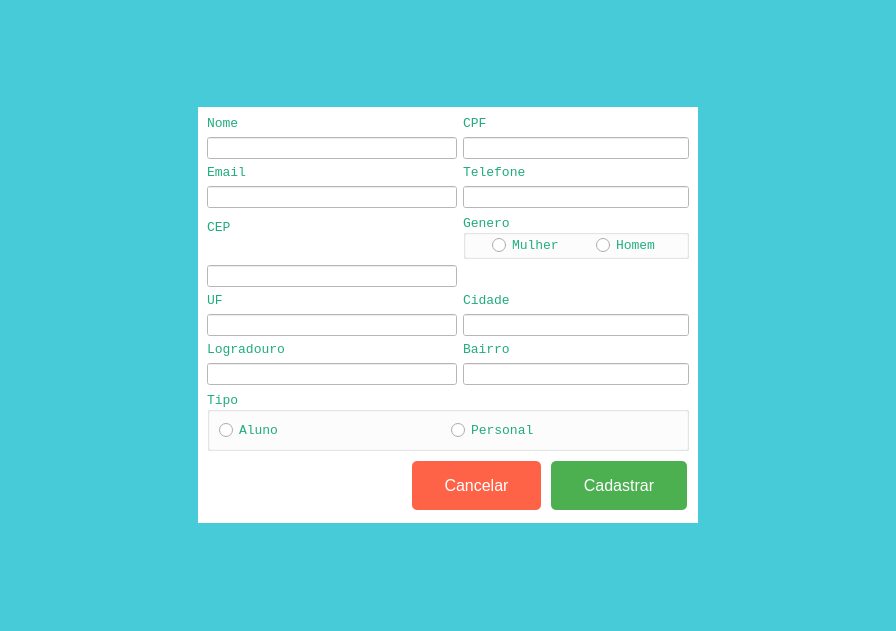
Qt form src/view/dialogcadastro.ui (matheusnalmeida/SistemaDeAcademiaPA) before a commit.
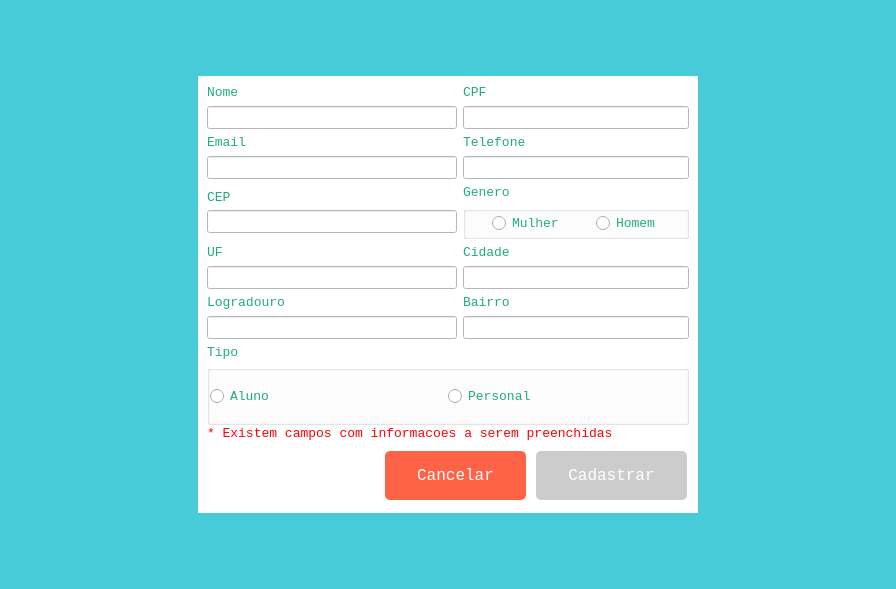
The same form after that commit.

Commit message: Validacao de dados da tela de cadastro e alteracao de layout para verificacao de campos nao preenchidos

Patch:
```diff
--- a/src/view/dialogcadastro.ui
+++ b/src/view/dialogcadastro.ui
@@ -7,7 +7,7 @@
     <x>0</x>
     <y>0</y>
     <width>896</width>
-    <height>631</height>
+    <height>589</height>
    </rect>
   </property>
   <property name="palette">
@@ -452,6 +452,12 @@
     </disabled>
    </palette>
   </property>
+  <property name="font">
+   <font>
+    <family>Consolas</family>
+    <pointsize>10</pointsize>
+   </font>
+  </property>
   <property name="windowTitle">
    <string>Dialog</string>
   </property>
@@ -1582,256 +1588,8 @@
             </property>
            </widget>
           </item>
-          <item row="4" column="0">
-           <widget class="QLabel" name="label_5">
-            <property name="palette">
-             <palette>
-              <active>
-               <colorrole role="WindowText">
-                <brush brushstyle="SolidPattern">
-                 <color alpha="255">
-                  <red>32</red>
-                  <green>171</green>
-                  <blue>125</blue>
-                 </color>
-                </brush>
-               </colorrole>
-              </active>
-              <inactive>
-               <colorrole role="WindowText">
-                <brush brushstyle="SolidPattern">
-                 <color alpha="255">
-                  <red>32</red>
-                  <green>171</green>
-                  <blue>125</blue>
-                 </color>
-                </brush>
-               </colorrole>
-              </inactive>
-              <disabled>
-               <colorrole role="WindowText">
-                <brush brushstyle="SolidPattern">
-                 <color alpha="255">
-                  <red>127</red>
-                  <green>127</green>
-                  <blue>127</blue>
-                 </color>
-                </brush>
-               </colorrole>
-              </disabled>
-             </palette>
-            </property>
-            <property name="font">
-             <font>
-              <family>Consolas</family>
-              <pointsize>10</pointsize>
-             </font>
-            </property>
-            <property name="text">
-             <string>CEP</string>
-            </property>
-            <property name="buddy">
-             <cstring>text_cep</cstring>
-            </property>
-           </widget>
-          </item>
-          <item row="4" column="1">
-           <widget class="QGroupBox" name="groupBox_2">
-            <property name="palette">
-             <palette>
-              <active>
-               <colorrole role="WindowText">
-                <brush brushstyle="SolidPattern">
-                 <color alpha="255">
-                  <red>32</red>
-                  <green>171</green>
-                  <blue>125</blue>
-                 </color>
-                </brush>
-               </colorrole>
-              </active>
-              <inactive>
-               <colorrole role="WindowText">
-                <brush brushstyle="SolidPattern">
-                 <color alpha="255">
-                  <red>32</red>
-                  <green>171</green>
-                  <blue>125</blue>
-                 </color>
-                </brush>
-               </colorrole>
-              </inactive>
-              <disabled>
-               <colorrole role="WindowText">
-                <brush brushstyle="SolidPattern">
-                 <color alpha="255">
-                  <red>35</red>
-                  <green>101</green>
-                  <blue>108</blue>
-                 </color>
-                </brush>
-               </colorrole>
-              </disabled>
-             </palette>
-            </property>
-            <property name="font">
-             <font>
-              <family>Consolas</family>
-              <pointsize>10</pointsize>
-             </font>
-            </property>
-            <property name="title">
-             <string>Genero</string>
-            </property>
-            <property name="alignment">
-             <set>Qt::AlignLeading|Qt::AlignLeft|Qt::AlignVCenter</set>
-            </property>
-            <layout class="QHBoxLayout" name="horizontalLayout_4">
-             <property name="leftMargin">
-              <number>0</number>
-             </property>
-             <property name="topMargin">
-              <number>0</number>
-             </property>
-             <property name="rightMargin">
-              <number>0</number>
-             </property>
-             <property name="bottomMargin">
-              <number>0</number>
-             </property>
-             <item>
-              <widget class="QRadioButton" name="radioButton_Mulher">
-               <property name="sizePolicy">
-                <sizepolicy hsizetype="Fixed" vsizetype="Fixed">
-                 <horstretch>0</horstretch>
-                 <verstretch>0</verstretch>
-                </sizepolicy>
-               </property>
-               <property name="palette">
-                <palette>
-                 <active>
-                  <colorrole role="WindowText">
-                   <brush brushstyle="SolidPattern">
-                    <color alpha="255">
-                     <red>33</red>
-                     <green>175</green>
-                     <blue>128</blue>
-                    </color>
-                   </brush>
-                  </colorrole>
-                 </active>
-                 <inactive>
-                  <colorrole role="WindowText">
-                   <brush brushstyle="SolidPattern">
-                    <color alpha="255">
-                     <red>33</red>
-                     <green>175</green>
-                     <blue>128</blue>
-                    </color>
-                   </brush>
-                  </colorrole>
-                 </inactive>
-                 <disabled>
-                  <colorrole role="WindowText">
-                   <brush brushstyle="SolidPattern">
-                    <color alpha="255">
-                     <red>127</red>
-                     <green>127</green>
-                     <blue>127</blue>
-                    </color>
-                   </brush>
-                  </colorrole>
-                 </disabled>
-                </palette>
-               </property>
-               <property name="font">
-                <font>
-                 <family>Consolas</family>
-                 <pointsize>10</pointsize>
-                </font>
-               </property>
-               <property name="text">
-                <string>Mulher</string>
-               </property>
-              </widget>
-             </item>
-             <item>
-              <widget class="QRadioButton" name="radioButton_Homem">
-               <property name="sizePolicy">
-                <sizepolicy hsizetype="Fixed" vsizetype="Fixed">
-                 <horstretch>0</horstretch>
-                 <verstretch>0</verstretch>
-                </sizepolicy>
-               </property>
-               <property name="palette">
-                <palette>
-                 <active>
-                  <colorrole role="WindowText">
-                   <brush brushstyle="SolidPattern">
-                    <color alpha="255">
-                     <red>33</red>
-                     <green>175</green>
-                     <blue>128</blue>
-                    </color>
-                   </brush>
-                  </colorrole>
-                 </active>
-                 <inactive>
-                  <colorrole role="WindowText">
-                   <brush brushstyle="SolidPattern">
-                    <color alpha="255">
-                     <red>33</red>
-                     <green>175</green>
-                     <blue>128</blue>
-                    </color>
-                   </brush>
-                  </colorrole>
-                 </inactive>
-                 <disabled>
-                  <colorrole role="WindowText">
-                   <brush brushstyle="SolidPattern">
-                    <color alpha="255">
-                     <red>127</red>
-                     <green>127</green>
-                     <blue>127</blue>
-                    </color>
-                   </brush>
-                  </colorrole>
-                 </disabled>
-                </palette>
-               </property>
-               <property name="font">
-                <font>
-                 <family>Consolas</family>
-                 <pointsize>10</pointsize>
-                </font>
-               </property>
-               <property name="text">
-                <string>Homem</string>
-               </property>
-               <property name="checkable">
-                <bool>true</bool>
-               </property>
-              </widget>
-             </item>
-            </layout>
-           </widget>
-          </item>
           <item row="5" column="0">
-           <widget class="QLineEdit" name="text_cep">
-            <property name="minimumSize">
-             <size>
-              <width>250</width>
-              <height>0</height>
-             </size>
-            </property>
-           </widget>
-          </item>
-          <item row="5" column="1">
-           <layout class="QHBoxLayout" name="horizontalLayout"/>
-          </item>
-          <item row="6" column="0">
-           <widget class="QLabel" name="label_9">
+           <widget class="QLabel" name="label_uf">
             <property name="palette">
              <palette>
               <active>
@@ -1880,8 +1638,8 @@
             </property>
            </widget>
           </item>
-          <item row="6" column="1">
-           <widget class="QLabel" name="label_8">
+          <item row="5" column="1">
+           <widget class="QLabel" name="label_cidade">
             <property name="palette">
              <palette>
               <active>
@@ -1930,7 +1688,7 @@
             </property>
            </widget>
           </item>
-          <item row="7" column="0">
+          <item row="6" column="0">
            <widget class="QLineEdit" name="text_UF">
             <property name="enabled">
              <bool>false</bool>
@@ -1943,15 +1701,15 @@
             </property>
            </widget>
           </item>
-          <item row="7" column="1">
+          <item row="6" column="1">
            <widget class="QLineEdit" name="text_Cidade">
             <property name="enabled">
              <bool>false</bool>
             </property>
            </widget>
           </item>
-          <item row="8" column="0">
-           <widget class="QLabel" name="label_10">
+          <item row="7" column="0">
+           <widget class="QLabel" name="label_logradouro">
             <property name="palette">
              <palette>
               <active>
@@ -2000,8 +1758,8 @@
             </property>
            </widget>
           </item>
-          <item row="8" column="1">
-           <widget class="QLabel" name="label_7">
+          <item row="7" column="1">
+           <widget class="QLabel" name="label_bairro">
             <property name="palette">
              <palette>
               <active>
@@ -2050,7 +1808,7 @@
             </property>
            </widget>
           </item>
-          <item row="9" column="0">
+          <item row="8" column="0">
            <widget class="QLineEdit" name="text_Logradouro">
             <property name="enabled">
              <bool>false</bool>
@@ -2063,102 +1821,582 @@
             </property>
            </widget>
           </item>
-          <item row="9" column="1">
+          <item row="8" column="1">
            <widget class="QLineEdit" name="text_Bairro">
             <property name="enabled">
              <bool>false</bool>
             </property>
            </widget>
           </item>
-          <item row="10" column="0" colspan="2">
-           <widget class="QGroupBox" name="groupBox">
-            <property name="minimumSize">
-             <size>
-              <width>0</width>
-              <height>60</height>
-             </size>
+          <item row="4" column="0" colspan="2">
+           <layout class="QHBoxLayout" name="horizontalLayout">
+            <item>
+             <layout class="QVBoxLayout" name="verticalLayout">
+              <property name="spacing">
+               <number>0</number>
+              </property>
+              <item>
+               <widget class="QLabel" name="label_cep">
+                <property name="sizePolicy">
+                 <sizepolicy hsizetype="Fixed" vsizetype="Fixed">
+                  <horstretch>0</horstretch>
+                  <verstretch>0</verstretch>
+                 </sizepolicy>
+                </property>
+                <property name="maximumSize">
+                 <size>
+                  <width>250</width>
+                  <height>16777215</height>
+                 </size>
+                </property>
+                <property name="palette">
+                 <palette>
+                  <active>
+                   <colorrole role="WindowText">
+                    <brush brushstyle="SolidPattern">
+                     <color alpha="255">
+                      <red>32</red>
+                      <green>171</green>
+                      <blue>125</blue>
+                     </color>
+                    </brush>
+                   </colorrole>
+                  </active>
+                  <inactive>
+                   <colorrole role="WindowText">
+                    <brush brushstyle="SolidPattern">
+                     <color alpha="255">
+                      <red>32</red>
+                      <green>171</green>
+                      <blue>125</blue>
+                     </color>
+                    </brush>
+                   </colorrole>
+                  </inactive>
+                  <disabled>
+                   <colorrole role="WindowText">
+                    <brush brushstyle="SolidPattern">
+                     <color alpha="255">
+                      <red>127</red>
+                      <green>127</green>
+                      <blue>127</blue>
+                     </color>
+                    </brush>
+                   </colorrole>
+                  </disabled>
+                 </palette>
+                </property>
+                <property name="font">
+                 <font>
+                  <family>Consolas</family>
+                  <pointsize>10</pointsize>
+                 </font>
+                </property>
+                <property name="text">
+                 <string>CEP</string>
+                </property>
+                <property name="buddy">
+                 <cstring>text_cep</cstring>
+                </property>
+               </widget>
+              </item>
+              <item>
+               <widget class="QLineEdit" name="text_cep">
+                <property name="sizePolicy">
+                 <sizepolicy hsizetype="Fixed" vsizetype="Fixed">
+                  <horstretch>0</horstretch>
+                  <verstretch>0</verstretch>
+                 </sizepolicy>
+                </property>
+                <property name="minimumSize">
+                 <size>
+                  <width>250</width>
+                  <height>0</height>
+                 </size>
+                </property>
+                <property name="maximumSize">
+                 <size>
+                  <width>250</width>
+                  <height>16777215</height>
+                 </size>
+                </property>
+               </widget>
+              </item>
+             </layout>
+            </item>
+            <item>
+             <layout class="QVBoxLayout" name="verticalLayout_2">
+              <item>
+               <widget class="QLabel" name="label_genero">
+                <property name="palette">
+                 <palette>
+                  <active>
+                   <colorrole role="WindowText">
+                    <brush brushstyle="SolidPattern">
+                     <color alpha="255">
+                      <red>33</red>
+                      <green>175</green>
+                      <blue>128</blue>
+                     </color>
+                    </brush>
+                   </colorrole>
+                  </active>
+                  <inactive>
+                   <colorrole role="WindowText">
+                    <brush brushstyle="SolidPattern">
+                     <color alpha="255">
+                      <red>33</red>
+                      <green>175</green>
+                      <blue>128</blue>
+                     </color>
+                    </brush>
+                   </colorrole>
+                  </inactive>
+                  <disabled>
+                   <colorrole role="WindowText">
+                    <brush brushstyle="SolidPattern">
+                     <color alpha="255">
+                      <red>127</red>
+                      <green>127</green>
+                      <blue>127</blue>
+                     </color>
+                    </brush>
+                   </colorrole>
+                  </disabled>
+                 </palette>
+                </property>
+                <property name="font">
+                 <font>
+                  <family>Consolas</family>
+                  <pointsize>10</pointsize>
+                 </font>
+                </property>
+                <property name="text">
+                 <string>Genero</string>
+                </property>
+               </widget>
+              </item>
+              <item>
+               <widget class="QGroupBox" name="groupBox_genero">
+                <property name="sizePolicy">
+                 <sizepolicy hsizetype="Fixed" vsizetype="Preferred">
+                  <horstretch>0</horstretch>
+                  <verstretch>0</verstretch>
+                 </sizepolicy>
+                </property>
+                <property name="maximumSize">
+                 <size>
+                  <width>500</width>
+                  <height>16777215</height>
+                 </size>
+                </property>
+                <property name="palette">
+                 <palette>
+                  <active>
+                   <colorrole role="WindowText">
+                    <brush brushstyle="SolidPattern">
+                     <color alpha="255">
+                      <red>32</red>
+                      <green>171</green>
+                      <blue>125</blue>
+                     </color>
+                    </brush>
+                   </colorrole>
+                  </active>
+                  <inactive>
+                   <colorrole role="WindowText">
+                    <brush brushstyle="SolidPattern">
+                     <color alpha="255">
+                      <red>32</red>
+                      <green>171</green>
+                      <blue>125</blue>
+                     </color>
+                    </brush>
+                   </colorrole>
+                  </inactive>
+                  <disabled>
+                   <colorrole role="WindowText">
+                    <brush brushstyle="SolidPattern">
+                     <color alpha="255">
+                      <red>35</red>
+                      <green>101</green>
+                      <blue>108</blue>
+                     </color>
+                    </brush>
+                   </colorrole>
+                  </disabled>
+                 </palette>
+                </property>
+                <property name="font">
+                 <font>
+                  <family>Consolas</family>
+                  <pointsize>10</pointsize>
+                 </font>
+                </property>
+                <property name="title">
+                 <string/>
+                </property>
+                <property name="alignment">
+                 <set>Qt::AlignLeading|Qt::AlignLeft|Qt::AlignVCenter</set>
+                </property>
+                <property name="checkable">
+                 <bool>false</bool>
+                </property>
+                <layout class="QHBoxLayout" name="horizontalLayout_4">
+                 <property name="leftMargin">
+                  <number>0</number>
+                 </property>
+                 <property name="topMargin">
+                  <number>0</number>
+                 </property>
+                 <property name="rightMargin">
+                  <number>0</number>
+                 </property>
+                 <property name="bottomMargin">
+                  <number>0</number>
+                 </property>
+                 <item>
+                  <widget class="QRadioButton" name="radioButton_Mulher">
+                   <property name="sizePolicy">
+                    <sizepolicy hsizetype="Fixed" vsizetype="Fixed">
+                     <horstretch>0</horstretch>
+                     <verstretch>0</verstretch>
+                    </sizepolicy>
+                   </property>
+                   <property name="palette">
+                    <palette>
+                     <active>
+                      <colorrole role="WindowText">
+                       <brush brushstyle="SolidPattern">
+                        <color alpha="255">
+                         <red>33</red>
+                         <green>175</green>
+                         <blue>128</blue>
+                        </color>
+                       </brush>
+                      </colorrole>
+                     </active>
+                     <inactive>
+                      <colorrole role="WindowText">
+                       <brush brushstyle="SolidPattern">
+                        <color alpha="255">
+                         <red>33</red>
+                         <green>175</green>
+                         <blue>128</blue>
+                        </color>
+                       </brush>
+                      </colorrole>
+                     </inactive>
+                     <disabled>
+                      <colorrole role="WindowText">
+                       <brush brushstyle="SolidPattern">
+                        <color alpha="255">
+                         <red>127</red>
+                         <green>127</green>
+                         <blue>127</blue>
+                        </color>
+                       </brush>
+                      </colorrole>
+                     </disabled>
+                    </palette>
+                   </property>
+                   <property name="font">
+                    <font>
+                     <family>Consolas</family>
+                     <pointsize>10</pointsize>
+                    </font>
+                   </property>
+                   <property name="text">
+                    <string>Mulher</string>
+                   </property>
+                   <property name="checkable">
+                    <bool>true</bool>
+                   </property>
+                   <property name="checked">
+                    <bool>false</bool>
+                   </property>
+                  </widget>
+                 </item>
+                 <item>
+                  <widget class="QRadioButton" name="radioButton_Homem">
+                   <property name="sizePolicy">
+                    <sizepolicy hsizetype="Fixed" vsizetype="Fixed">
+                     <horstretch>0</horstretch>
+                     <verstretch>0</verstretch>
+                    </sizepolicy>
+                   </property>
+                   <property name="palette">
+                    <palette>
+                     <active>
+                      <colorrole role="WindowText">
+                       <brush brushstyle="SolidPattern">
+                        <color alpha="255">
+                         <red>33</red>
+                         <green>175</green>
+                         <blue>128</blue>
+                        </color>
+                       </brush>
+                      </colorrole>
+                     </active>
+                     <inactive>
+                      <colorrole role="WindowText">
+                       <brush brushstyle="SolidPattern">
+                        <color alpha="255">
+                         <red>33</red>
+                         <green>175</green>
+                         <blue>128</blue>
+                        </color>
+                       </brush>
+                      </colorrole>
+                     </inactive>
+                     <disabled>
+                      <colorrole role="WindowText">
+                       <brush brushstyle="SolidPattern">
+                        <color alpha="255">
+                         <red>127</red>
+                         <green>127</green>
+                         <blue>127</blue>
+                        </color>
+                       </brush>
+                      </colorrole>
+                     </disabled>
+                    </palette>
+                   </property>
+                   <property name="font">
+                    <font>
+                     <family>Consolas</family>
+                     <pointsize>10</pointsize>
+                    </font>
+                   </property>
+                   <property name="text">
+                    <string>Homem</string>
+                   </property>
+                   <property name="checkable">
+                    <bool>true</bool>
+                   </property>
+                   <property name="checked">
+                    <bool>false</bool>
+                   </property>
+                  </widget>
+                 </item>
+                </layout>
+               </widget>
+              </item>
+             </layout>
+            </item>
+           </layout>
+          </item>
+          <item row="9" column="0" colspan="2">
+           <layout class="QVBoxLayout" name="verticalLayout_4">
+            <property name="spacing">
+             <number>0</number>
             </property>
-            <property name="maximumSize">
-             <size>
-              <width>16777215</width>
-              <height>50</height>
-             </size>
-            </property>
-            <property name="palette">
-             <palette>
-              <active>
-               <colorrole role="WindowText">
-                <brush brushstyle="SolidPattern">
-                 <color alpha="255">
-                  <red>32</red>
-                  <green>171</green>
-                  <blue>125</blue>
-                 </color>
-                </brush>
-               </colorrole>
-              </active>
-              <inactive>
-               <colorrole role="WindowText">
-                <brush brushstyle="SolidPattern">
-                 <color alpha="255">
-                  <red>32</red>
-                  <green>171</green>
-                  <blue>125</blue>
-                 </color>
-                </brush>
-               </colorrole>
-              </inactive>
-              <disabled>
-               <colorrole role="WindowText">
-                <brush brushstyle="SolidPattern">
-                 <color alpha="255">
-                  <red>35</red>
-                  <green>101</green>
-                  <blue>108</blue>
-                 </color>
-                </brush>
-               </colorrole>
-              </disabled>
-             </palette>
-            </property>
-            <property name="font">
-             <font>
-              <family>Consolas</family>
-              <pointsize>10</pointsize>
-             </font>
-            </property>
-            <property name="title">
-             <string>Tipo</string>
-            </property>
-            <property name="alignment">
-             <set>Qt::AlignLeading|Qt::AlignLeft|Qt::AlignVCenter</set>
-            </property>
-            <property name="flat">
-             <bool>false</bool>
-            </property>
-            <layout class="QHBoxLayout" name="horizontalLayout_3">
-             <item>
-              <widget class="QRadioButton" name="radioButton_Aluno">
-               <property name="text">
-                <string>Aluno</string>
+            <item>
+             <widget class="QLabel" name="label_tipo">
+              <property name="palette">
+               <palette>
+                <active>
+                 <colorrole role="WindowText">
+                  <brush brushstyle="SolidPattern">
+                   <color alpha="255">
+                    <red>33</red>
+                    <green>175</green>
+                    <blue>128</blue>
+                   </color>
+                  </brush>
+                 </colorrole>
+                </active>
+                <inactive>
+                 <colorrole role="WindowText">
+                  <brush brushstyle="SolidPattern">
+                   <color alpha="255">
+                    <red>33</red>
+                    <green>175</green>
+                    <blue>128</blue>
+                   </color>
+                  </brush>
+                 </colorrole>
+                </inactive>
+                <disabled>
+                 <colorrole role="WindowText">
+                  <brush brushstyle="SolidPattern">
+                   <color alpha="255">
+                    <red>127</red>
+                    <green>127</green>
+                    <blue>127</blue>
+                   </color>
+                  </brush>
+                 </colorrole>
+                </disabled>
+               </palette>
+              </property>
+              <property name="font">
+               <font>
+                <family>Consolas</family>
+                <pointsize>10</pointsize>
+               </font>
+              </property>
+              <property name="text">
+               <string>Tipo</string>
+              </property>
+             </widget>
+            </item>
+            <item>
+             <widget class="QGroupBox" name="groupBox_Tipo">
+              <property name="minimumSize">
+               <size>
+                <width>0</width>
+                <height>60</height>
+               </size>
+              </property>
+              <property name="maximumSize">
+               <size>
+                <width>16777215</width>
+                <height>50</height>
+               </size>
+              </property>
+              <property name="palette">
+               <palette>
+                <active>
+                 <colorrole role="WindowText">
+                  <brush brushstyle="SolidPattern">
+                   <color alpha="255">
+                    <red>32</red>
+                    <green>171</green>
+                    <blue>125</blue>
+                   </color>
+                  </brush>
+                 </colorrole>
+                </active>
+                <inactive>
+                 <colorrole role="WindowText">
+                  <brush brushstyle="SolidPattern">
+                   <color alpha="255">
+                    <red>32</red>
+                    <green>171</green>
+                    <blue>125</blue>
+                   </color>
+                  </brush>
+                 </colorrole>
+                </inactive>
+                <disabled>
+                 <colorrole role="WindowText">
+                  <brush brushstyle="SolidPattern">
+                   <color alpha="255">
+                    <red>35</red>
+                    <green>101</green>
+                    <blue>108</blue>
+                   </color>
+                  </brush>
+                 </colorrole>
+                </disabled>
+               </palette>
+              </property>
+              <property name="font">
+               <font>
+                <family>Consolas</family>
+                <pointsize>10</pointsize>
+               </font>
+              </property>
+              <property name="title">
+               <string/>
+              </property>
+              <property name="alignment">
+               <set>Qt::AlignLeading|Qt::AlignLeft|Qt::AlignVCenter</set>
+              </property>
+              <property name="flat">
+               <bool>false</bool>
+              </property>
+              <layout class="QHBoxLayout" name="horizontalLayout_3">
+               <property name="spacing">
+                <number>0</number>
                </property>
-               <property name="autoExclusive">
-                <bool>true</bool>
+               <property name="leftMargin">
+                <number>0</number>
                </property>
-              </widget>
-             </item>
-             <item>
-              <widget class="QRadioButton" name="radioButton_Personal">
-               <property name="text">
-                <string>Personal</string>
+               <property name="topMargin">
+                <number>0</number>
                </property>
-              </widget>
-             </item>
-            </layout>
-           </widget>
+               <property name="rightMargin">
+                <number>0</number>
+               </property>
+               <property name="bottomMargin">
+                <number>0</number>
+               </property>
+               <item>
+                <widget class="QRadioButton" name="radioButton_Aluno">
+                 <property name="text">
+                  <string>Aluno</string>
+                 </property>
+                 <property name="autoExclusive">
+                  <bool>true</bool>
+                 </property>
+                </widget>
+               </item>
+               <item>
+                <widget class="QRadioButton" name="radioButton_Personal">
+                 <property name="text">
+                  <string>Personal</string>
+                 </property>
+                </widget>
+               </item>
+              </layout>
+             </widget>
+            </item>
+           </layout>
           </item>
          </layout>
         </item>
+        <item>
+         <widget class="QLabel" name="label_informacao">
+          <property name="palette">
+           <palette>
+            <active>
+             <colorrole role="WindowText">
+              <brush brushstyle="SolidPattern">
+               <color alpha="255">
+                <red>255</red>
+                <green>0</green>
+                <blue>4</blue>
+               </color>
+              </brush>
+             </colorrole>
+            </active>
+            <inactive>
+             <colorrole role="WindowText">
+              <brush brushstyle="SolidPattern">
+               <color alpha="255">
+                <red>255</red>
+                <green>0</green>
+                <blue>4</blue>
+               </color>
+              </brush>
+             </colorrole>
+            </inactive>
+            <disabled>
+             <colorrole role="WindowText">
+              <brush brushstyle="SolidPattern">
+               <color alpha="255">
+                <red>127</red>
+                <green>127</green>
+                <blue>127</blue>
+               </color>
+              </brush>
+             </colorrole>
+            </disabled>
+           </palette>
+          </property>
+          <property name="font">
+           <font>
+            <family>Consolas</family>
+            <pointsize>10</pointsize>
+           </font>
+          </property>
+          <property name="text">
+           <string>* Existem campos com informacoes a serem preenchidas</string>
+          </property>
+         </widget>
+        </item>
         <item>
          <layout class="QHBoxLayout" name="horizontalLayout_2">
           <item>
@@ -2193,9 +2431,12 @@
            </widget>
           </item>
           <item>
-           <widget class="QPushButton" name="pushButton">
+           <widget class="QPushButton" name="cadastrar_Button">
+            <property name="enabled">
+             <bool>false</bool>
+            </property>
             <property name="styleSheet">
-             <string notr="true">background-color: #4CAF50;
+             <string notr="true">background-color: #cccccc;
 border: none;
 color: white;
 padding: 15px 32px;
```
Left out of the diff: 13 changed lines with no effect on the pictures. The commit also changes 6 other files.
